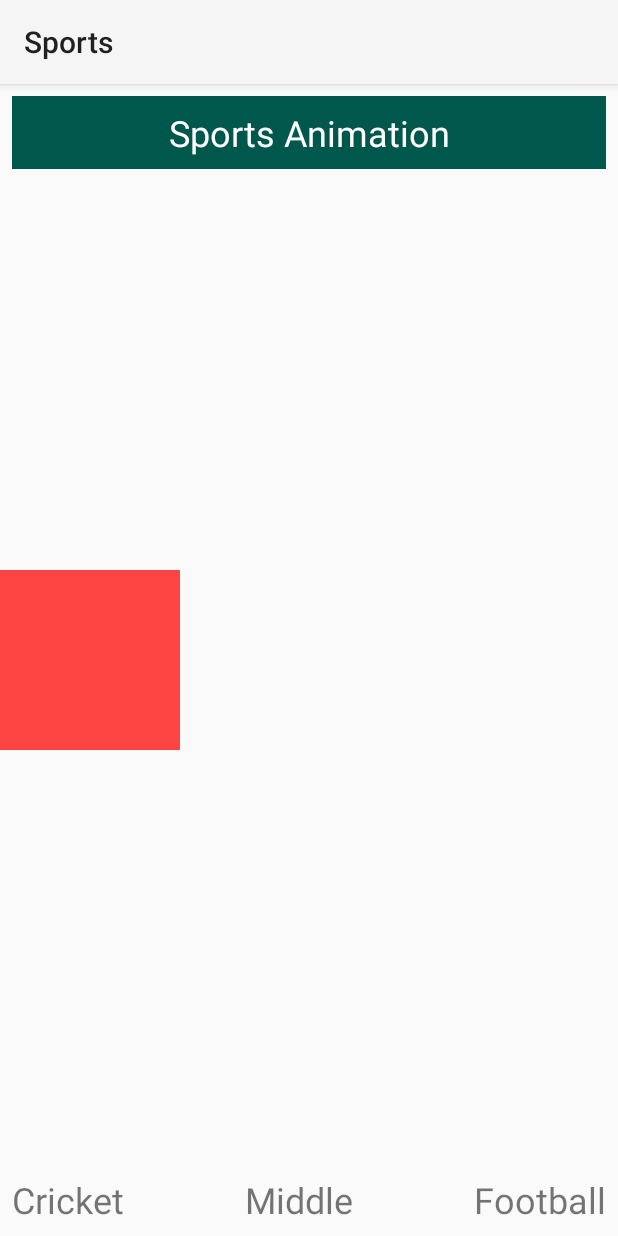
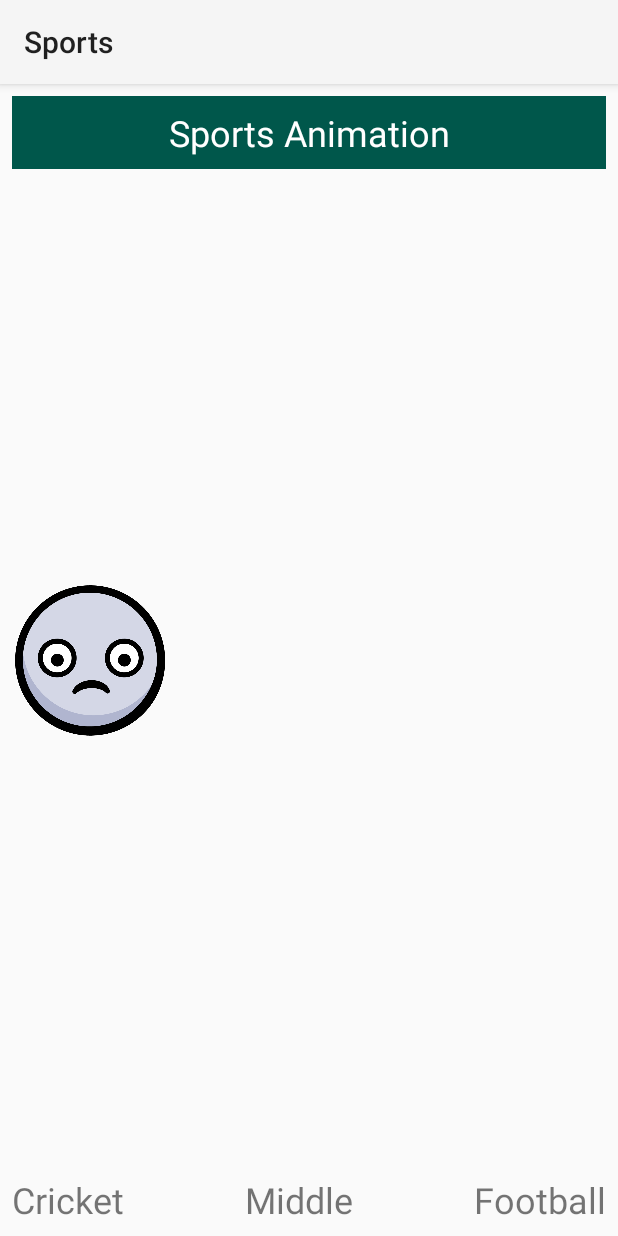
Before and after one commit to animeshroydev/MotionLayoutDemo, an Android app: the screen it shows after launch (MainActivity), on a phone screen of 412 x 824 dp. Run offline under Robolectric (Android 15) with nearby library versions, the phone set to English and light mode, and no system bars.

Commit message:
Finished App

```diff
--- a/app/src/main/res/layout/activity_main.xml
+++ b/app/src/main/res/layout/activity_main.xml
@@ -22,14 +22,13 @@
         app:layout_constraintStart_toStartOf="parent"
         app:layout_constraintTop_toTopOf="parent" />
 
-  <View
+  <android.support.constraint.utils.ImageFilterView
       android:id="@+id/sportsView"
       android:layout_width="@dimen/happySize"
       android:layout_height="@dimen/happySize"
-      android:background="#FF0000"
-      app:layout_constraintBottom_toBottomOf="parent"
-      app:layout_constraintStart_toStartOf="parent"
-      app:layout_constraintTop_toTopOf="parent" />
+      android:src="@drawable/sad"
+      app:altSrc="@drawable/happy" />
+
 
     <TextView
         android:id="@+id/cricketLabel"
--- a/app/src/main/res/xml/sports_motion.xml
+++ b/app/src/main/res/xml/sports_motion.xml
@@ -12,6 +12,15 @@
             motion:touchAnchorSide="right"
             motion:dragDirection="dragRight" />
 
+        <KeyFrameSet>
+            <KeyAttribute
+                android:scaleX="2"
+                android:scaleY="2"
+                motion:framePosition="50"
+                motion:motionTarget="@id/sportsView"/>
+        </KeyFrameSet>
+
+
     </Transition>
 
 
@@ -24,8 +33,8 @@
           motion:layout_constraintStart_toStartOf="parent"
           motion:layout_constraintTop_toTopOf="parent">
               <CustomAttribute
-                  motion:attributeName="backgroundColor"
-                  motion:customColorValue="@android:color/holo_red_light"/>
+                  motion:attributeName="crossfade"
+                  motion:customFloatValue="0"/>
           </Constraint>
   </ConstraintSet>
 
@@ -38,8 +47,8 @@
             motion:layout_constraintEnd_toEndOf="parent"
             motion:layout_constraintTop_toTopOf="parent">
             <CustomAttribute
-                motion:attributeName="backgroundColor"
-                motion:customColorValue="@android:color/holo_green_light"/>
+                motion:attributeName="crossfade"
+                motion:customFloatValue="1"/>
         </Constraint>
     </ConstraintSet>
 
```
Also changed, not shown: app/src/main/res/drawable-v24/happy.png (added), app/src/main/res/drawable-v24/sad.png (added), app/src/main/res/drawable/cricket.png (deleted), app/src/main/res/drawable/soccer.png (deleted).
